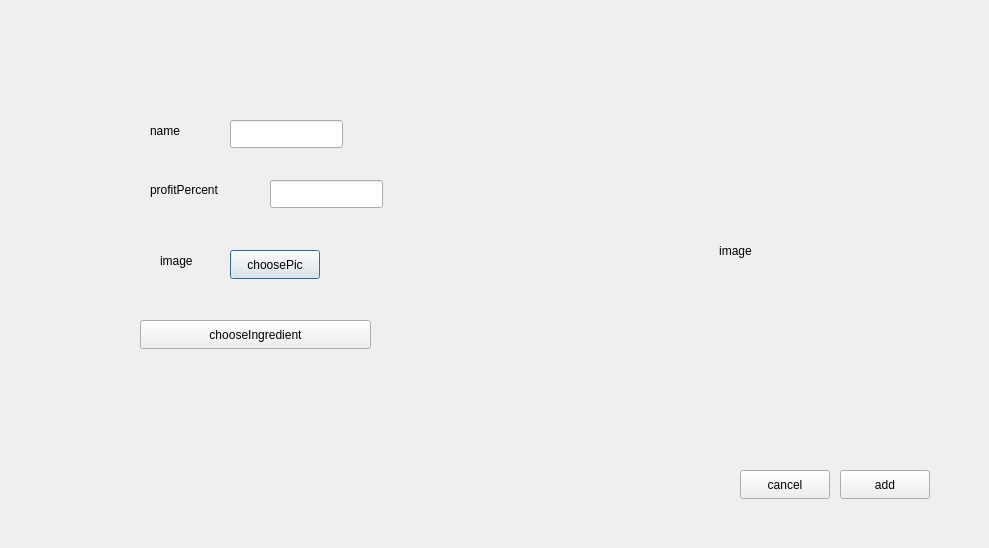
Qt form CakeManager/src/ui/CakeCard/addcakedialog.ui (mohammad23-c/CakeManager) before a commit.
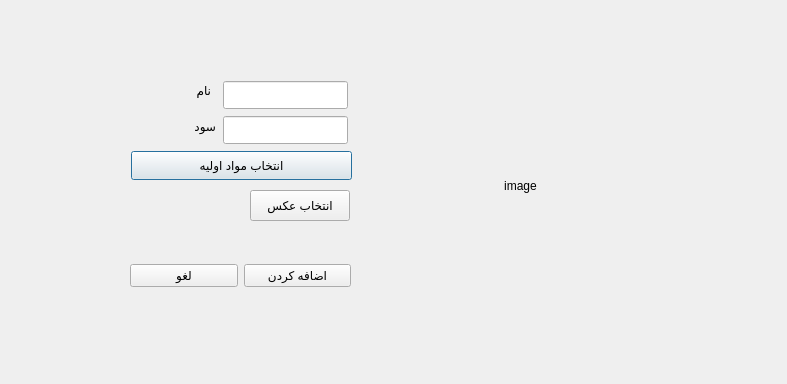
The same form after that commit.

```diff
--- a/CakeManager/src/ui/CakeCard/addcakedialog.ui
+++ b/CakeManager/src/ui/CakeCard/addcakedialog.ui
@@ -6,8 +6,8 @@
    <rect>
     <x>0</x>
     <y>0</y>
-    <width>989</width>
-    <height>548</height>
+    <width>787</width>
+    <height>384</height>
    </rect>
   </property>
   <property name="windowTitle">
@@ -17,60 +17,34 @@
    <property name="geometry">
     <rect>
      <x>150</x>
-     <y>120</y>
-     <width>63</width>
+     <y>80</y>
+     <width>61</width>
      <height>21</height>
     </rect>
    </property>
    <property name="text">
-    <string>name</string>
+    <string>نام</string>
    </property>
   </widget>
   <widget class="QLabel" name="label_3">
    <property name="geometry">
     <rect>
-     <x>150</x>
-     <y>180</y>
-     <width>111</width>
+     <x>131</x>
+     <y>116</y>
+     <width>85</width>
      <height>20</height>
     </rect>
    </property>
    <property name="text">
-    <string>profitPercent</string>
-   </property>
-  </widget>
-  <widget class="QLabel" name="label_2">
-   <property name="geometry">
-    <rect>
-     <x>160</x>
-     <y>240</y>
-     <width>63</width>
-     <height>41</height>
-    </rect>
-   </property>
-   <property name="text">
-    <string>image</string>
-   </property>
-  </widget>
-  <widget class="QPushButton" name="choosePic">
-   <property name="geometry">
-    <rect>
-     <x>230</x>
-     <y>250</y>
-     <width>90</width>
-     <height>29</height>
-    </rect>
-   </property>
-   <property name="text">
-    <string>choosePic</string>
+    <string>سود</string>
    </property>
   </widget>
   <widget class="QLineEdit" name="lineEditName">
    <property name="geometry">
     <rect>
-     <x>230</x>
-     <y>120</y>
-     <width>113</width>
+     <x>223</x>
+     <y>81</y>
+     <width>125</width>
      <height>28</height>
     </rect>
    </property>
@@ -78,9 +52,9 @@
   <widget class="QLineEdit" name="lineEditProfit">
    <property name="geometry">
     <rect>
-     <x>270</x>
-     <y>180</y>
-     <width>113</width>
+     <x>223</x>
+     <y>116</y>
+     <width>125</width>
      <height>28</height>
     </rect>
    </property>
@@ -88,12 +62,18 @@
   <widget class="QLabel" name="labelPicture">
    <property name="geometry">
     <rect>
-     <x>520</x>
+     <x>360</x>
      <y>80</y>
-     <width>431</width>
-     <height>341</height>
+     <width>321</width>
+     <height>211</height>
     </rect>
    </property>
+   <property name="minimumSize">
+    <size>
+     <width>0</width>
+     <height>0</height>
+    </size>
+   </property>
    <property name="text">
     <string>image</string>
    </property>
@@ -104,40 +84,59 @@
   <widget class="QPushButton" name="chooseIngredientsBtn">
    <property name="geometry">
     <rect>
-     <x>140</x>
-     <y>320</y>
-     <width>231</width>
+     <x>131</x>
+     <y>151</y>
+     <width>221</width>
      <height>29</height>
     </rect>
    </property>
    <property name="text">
-    <string>chooseIngredient</string>
+    <string>انتخاب مواد اولیه</string>
    </property>
   </widget>
-  <widget class="QPushButton" name="addCakeBtn">
+  <widget class="QWidget" name="layoutWidget">
    <property name="geometry">
     <rect>
-     <x>840</x>
-     <y>470</y>
-     <width>90</width>
-     <height>29</height>
+     <x>130</x>
+     <y>260</y>
+     <width>221</width>
+     <height>31</height>
     </rect>
    </property>
-   <property name="text">
-    <string>add</string>
-   </property>
+   <layout class="QHBoxLayout" name="horizontalLayout">
+    <item>
+     <widget class="QPushButton" name="cancelBtn">
+      <property name="text">
+       <string>لغو</string>
+      </property>
+     </widget>
+    </item>
+    <item>
+     <widget class="QPushButton" name="addCakeBtn">
+      <property name="text">
+       <string>اضافه کردن</string>
+      </property>
+     </widget>
+    </item>
+   </layout>
   </widget>
-  <widget class="QPushButton" name="cancelBtn">
+  <widget class="QPushButton" name="choosePic">
    <property name="geometry">
     <rect>
-     <x>740</x>
-     <y>470</y>
-     <width>90</width>
-     <height>29</height>
+     <x>250</x>
+     <y>190</y>
+     <width>100</width>
+     <height>31</height>
     </rect>
    </property>
+   <property name="maximumSize">
+    <size>
+     <width>100</width>
+     <height>16777215</height>
+    </size>
+   </property>
    <property name="text">
-    <string>cancel</string>
+    <string>انتخاب عکس</string>
    </property>
   </widget>
  </widget>
```
